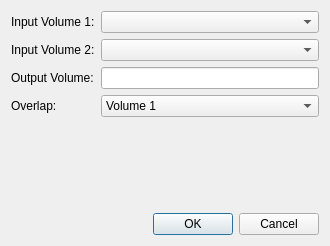
fsoos74/su, file ProzessUI/mergevolumesdialog.ui: the form before one commit.
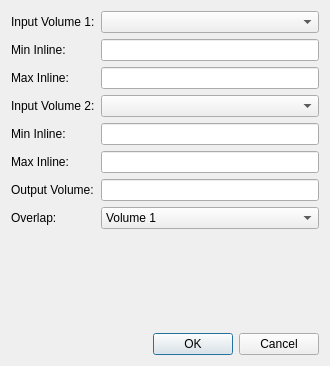
The form after the commit.

What changed in the file:
```diff
--- a/ProzessUI/mergevolumesdialog.ui
+++ b/ProzessUI/mergevolumesdialog.ui
@@ -7,7 +7,7 @@
     <x>0</x>
     <y>0</y>
     <width>330</width>
-    <height>246</height>
+    <height>366</height>
    </rect>
   </property>
   <property name="windowTitle">
@@ -16,6 +16,13 @@
   <layout class="QVBoxLayout" name="verticalLayout">
    <item>
     <layout class="QGridLayout" name="gridLayout">
+     <item row="1" column="0">
+      <widget class="QLabel" name="label_4">
+       <property name="text">
+        <string>Min Inline:</string>
+       </property>
+      </widget>
+     </item>
      <item row="0" column="0">
       <widget class="QLabel" name="label_2">
        <property name="text">
@@ -23,7 +30,7 @@
        </property>
       </widget>
      </item>
-     <item row="0" column="1">
+     <item row="0" column="2">
       <widget class="QComboBox" name="cbVolume1">
        <property name="minimumSize">
         <size>
@@ -33,24 +40,24 @@
        </property>
       </widget>
      </item>
-     <item row="3" column="0">
+     <item row="7" column="0">
       <widget class="QLabel" name="label_6">
        <property name="text">
         <string>Output Volume:</string>
        </property>
       </widget>
      </item>
-     <item row="3" column="1">
+     <item row="7" column="2">
       <widget class="QLineEdit" name="leOutput"/>
      </item>
-     <item row="4" column="0">
+     <item row="8" column="0">
       <widget class="QLabel" name="label">
        <property name="text">
         <string>Overlap:</string>
        </property>
       </widget>
      </item>
-     <item row="4" column="1">
+     <item row="8" column="2">
       <widget class="QComboBox" name="cbOverlap">
        <item>
         <property name="text">
@@ -69,16 +76,49 @@
        </item>
       </widget>
      </item>
-     <item row="1" column="0">
+     <item row="3" column="0">
       <widget class="QLabel" name="label_3">
        <property name="text">
         <string>Input Volume 2:</string>
        </property>
       </widget>
      </item>
-     <item row="1" column="1">
+     <item row="3" column="2">
       <widget class="QComboBox" name="cbVolume2"/>
      </item>
+     <item row="2" column="0">
+      <widget class="QLabel" name="label_5">
+       <property name="text">
+        <string>Max Inline:</string>
+       </property>
+      </widget>
+     </item>
+     <item row="4" column="0">
+      <widget class="QLabel" name="label_7">
+       <property name="text">
+        <string>Min Inline:</string>
+       </property>
+      </widget>
+     </item>
+     <item row="5" column="0">
+      <widget class="QLabel" name="label_8">
+       <property name="text">
+        <string>Max Inline:</string>
+       </property>
+      </widget>
+     </item>
+     <item row="1" column="2">
+      <widget class="QLineEdit" name="leMinIline1"/>
+     </item>
+     <item row="2" column="2">
+      <widget class="QLineEdit" name="leMaxIline1"/>
+     </item>
+     <item row="4" column="2">
+      <widget class="QLineEdit" name="leMinIline2"/>
+     </item>
+     <item row="5" column="2">
+      <widget class="QLineEdit" name="leMaxIline2"/>
+     </item>
     </layout>
    </item>
    <item>
```
Left out of the diff: 4 changed lines with no effect on the pictures.
